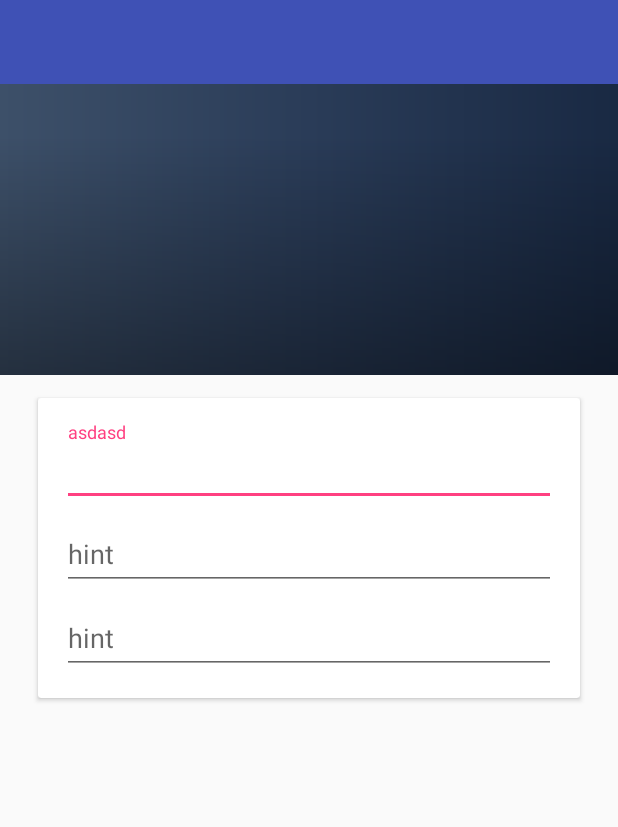
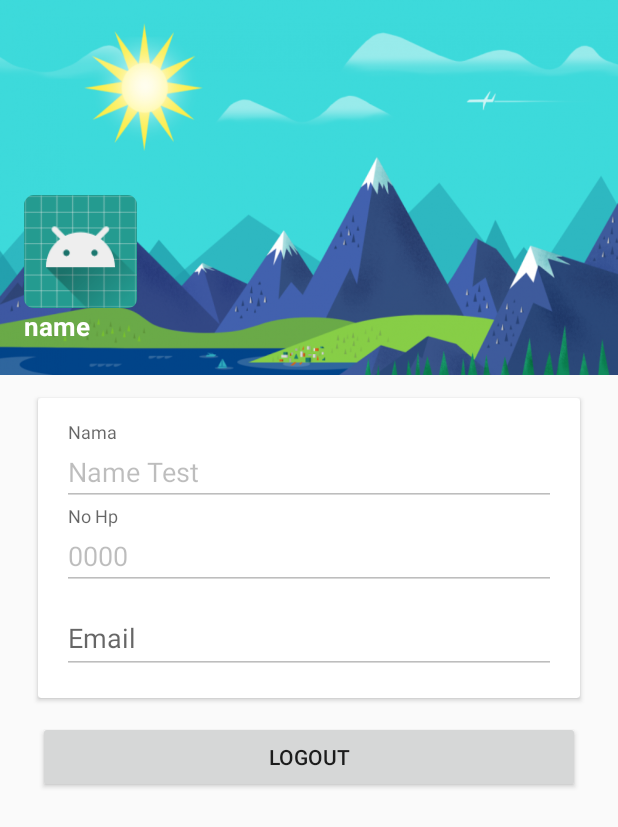
Before and after one commit to cyber12341/Final_year_project, an Android app: the layout activity_profile.xml on its own in the app's theme, with its tools: preview values and no code run, on a phone screen of 412 x 824 dp. Shown: the top 827 px of the screen. Run offline under Robolectric (Android 15) with nearby library versions, the phone set to English and light mode, and no system bars.

Commit message:
profile coordinator layout

```diff
--- a/app/src/main/java/bemo/bemo/MainActivity.java
+++ b/app/src/main/java/bemo/bemo/MainActivity.java
@@ -111,6 +111,8 @@ public class MainActivity extends AppCompatActivity implements NavigationView.On
         {
             case R.id.imageView:
                 Intent profile = new Intent(MainActivity.this, Profile.class);
+                DrawerLayout drawer = (DrawerLayout) findViewById(R.id.drawer_layout);
+                drawer.closeDrawer(GravityCompat.START);
                 startActivity(profile);
                 break;
         }
--- a/app/src/main/res/layout/activity_profile.xml
+++ b/app/src/main/res/layout/activity_profile.xml
@@ -11,7 +11,9 @@
         android:layout_width="match_parent"
         android:layout_height="250dp"
         android:fitsSystemWindows="true"
-        android:theme="@style/AppTheme.AppBarOverlay">
+        android:theme="@style/AppTheme.AppBarOverlay"
+        android:background="@drawable/background"
+        >
 
         <android.support.design.widget.CollapsingToolbarLayout
             android:id="@+id/toolbar_layout"
@@ -19,28 +21,92 @@
             android:layout_height="match_parent"
             android:fitsSystemWindows="true"
             app:contentScrim="?attr/colorPrimary"
-            app:layout_scrollFlags="scroll|exitUntilCollapsed|snap"
+            app:layout_scrollFlags="scroll|exitUntilCollapsed"
             app:expandedTitleMarginStart="16dp"
-            app:toolbarId="@+id/toolbar">
+            app:toolbarId="@+id/main.toolbar"
+            >
 
-            <ImageView
+
+
+            <FrameLayout
+                android:id="@+id/main.framelayout.title"
                 android:layout_width="match_parent"
-                android:layout_height="match_parent"
-                android:src="@drawable/gradient"
-                />
-            <View
-                android:layout_width="match_parent"
-                android:layout_height="160dp"
-                android:layout_gravity="bottom"
-                android:background="@drawable/scrim"/>
+                android:layout_height="120dp"
+                android:layout_gravity="bottom|center_horizontal"
+                android:orientation="vertical"
+                app:layout_collapseMode="parallax"
+                app:layout_collapseParallaxMultiplier="0.3"
+                >
+
+                <LinearLayout
+                    android:id="@+id/main.linearlayout.title"
+                    android:layout_width="match_parent"
+                    android:layout_height="wrap_content"
+                    android:gravity="center|start"
+                    android:paddingLeft="16dp"
+                    android:orientation="vertical"
+                    >
+                    <LinearLayout
+                        android:layout_width="wrap_content"
+                        android:layout_height="wrap_content"
+                        android:orientation="vertical">
+                        <ImageView
+                            android:id="@+id/main.imageview.placeholder"
+                            android:layout_width="75dp"
+                            android:layout_height="75dp"
+                            android:scaleType="centerCrop"
+                            android:src="@mipmap/ic_launcher_round"
+                            android:tint="#11000000"
+                            app:layout_collapseMode="parallax"
+                            app:layout_collapseParallaxMultiplier="0.9"
+                            />
+                        <TextView
+                            android:layout_width="wrap_content"
+                            android:layout_height="wrap_content"
+                            android:text="name"
+                            android:textStyle="bold"
+                            android:textColor="@android:color/white"
+                            android:textSize="17sp"
+                            />
+                    </LinearLayout>
+                </LinearLayout>
+
+            </FrameLayout>
             <android.support.v7.widget.Toolbar
-                android:id="@+id/toolbar"
+                android:id="@+id/main.toolbar"
                 android:layout_width="match_parent"
                 android:layout_height="?attr/actionBarSize"
                 app:layout_collapseMode="pin"
-                app:popupTheme="@style/AppTheme.PopupOverlay" />
+                app:layout_anchor="@id/main.framelayout.title"
+                app:theme="@style/ThemeOverlay.AppCompat.Dark"
+                >
+
+                <LinearLayout
+                    android:layout_width="wrap_content"
+                    android:layout_height="match_parent"
+                    android:orientation="horizontal"
+                    >
+
+                    <Space
+                        android:layout_width="75dp"
+                        android:layout_height="75dp"
+                        />
+
+                    <TextView
+                        android:id="@+id/main.textview.title"
+                        android:layout_width="wrap_content"
+                        android:layout_height="match_parent"
+                        android:layout_marginLeft="8dp"
+                        android:gravity="center_vertical"
+                        android:textColor="@android:color/white"
+                        android:textSize="20sp"
+                        />
+
+                </LinearLayout>
+            </android.support.v7.widget.Toolbar>
 
         </android.support.design.widget.CollapsingToolbarLayout>
+
     </android.support.design.widget.AppBarLayout>
     <include layout="@layout/conten_profile" />
 
--- a/app/src/main/res/layout/conten_profile.xml
+++ b/app/src/main/res/layout/conten_profile.xml
@@ -9,7 +9,10 @@
     app:layout_behavior="@string/appbar_scrolling_view_behavior"
     >
 
-
+    <LinearLayout
+        android:layout_width="match_parent"
+        android:layout_height="match_parent"
+        android:orientation="vertical">
         <android.support.v7.widget.CardView
             android:layout_width="match_parent"
             android:layout_alignParentBottom="true"
@@ -29,34 +32,59 @@
                     android:layout_height="wrap_content">
 
                     <EditText
+                        android:id="@+id/edtName"
                         android:layout_width="match_parent"
                         android:layout_height="wrap_content"
-                        android:hint="asdasd"/>
+                        android:hint="Nama"
+                        android:text="Name Test"
+                        android:inputType="textPersonName"
+                        android:singleLine="true"
+                        android:enabled="false"/>
                 </android.support.design.widget.TextInputLayout>
 
                 <android.support.design.widget.TextInputLayout
                     android:layout_width="match_parent"
                     android:layout_height="wrap_content">
 
-                    <android.support.design.widget.TextInputEditText
+                    <EditText
+
+                        android:id="@+id/edtHp"
                         android:layout_width="match_parent"
                         android:layout_height="wrap_content"
-                        android:hint="hint" />
+                        android:hint="No Hp"
+                        android:inputType="phone"
+                        android:text="0000"
+                        android:singleLine="true"
+                        android:enabled="false" />
                 </android.support.design.widget.TextInputLayout>
 
                 <android.support.design.widget.TextInputLayout
                     android:layout_width="match_parent"
                     android:layout_height="wrap_content">
 
-                    <android.support.design.widget.TextInputEditText
+                    <EditText
+
+                        android:id="@+id/edtEmail"
                         android:layout_width="match_parent"
                         android:layout_height="wrap_content"
-                        android:hint="hint" />
+                        android:hint="Email"
+                        android:inputType="textEmailAddress"
+                        android:singleLine="true"
+                        android:enabled="false"/>
                 </android.support.design.widget.TextInputLayout>
             </LinearLayout>
 
+
+
         </android.support.v7.widget.CardView>
 
-
+        <Button
+            android:layout_width="match_parent"
+            android:layout_height="wrap_content"
+            android:layout_marginLeft="25dp"
+            android:layout_marginRight="25dp"
+            android:layout_marginBottom="15dp"
+            android:text="Logout"/>
+    </LinearLayout>
 
 </android.support.v4.widget.NestedScrollView>
```
Also changed, not shown: app/src/main/java/bemo/bemo/Profile.java (+158 -2 lines), app/src/main/res/menu/main_profile.xml (added, +18 -0 lines), app/src/main/res/drawable-hdpi/ic_action_save.png (added), app/src/main/res/drawable-mdpi/ic_action_save.png (added), app/src/main/res/drawable-xhdpi/ic_action_save.png (added), app/src/main/res/drawable-xxhdpi/ic_action_save.png (added), app/src/main/res/drawable/background.png (added).
